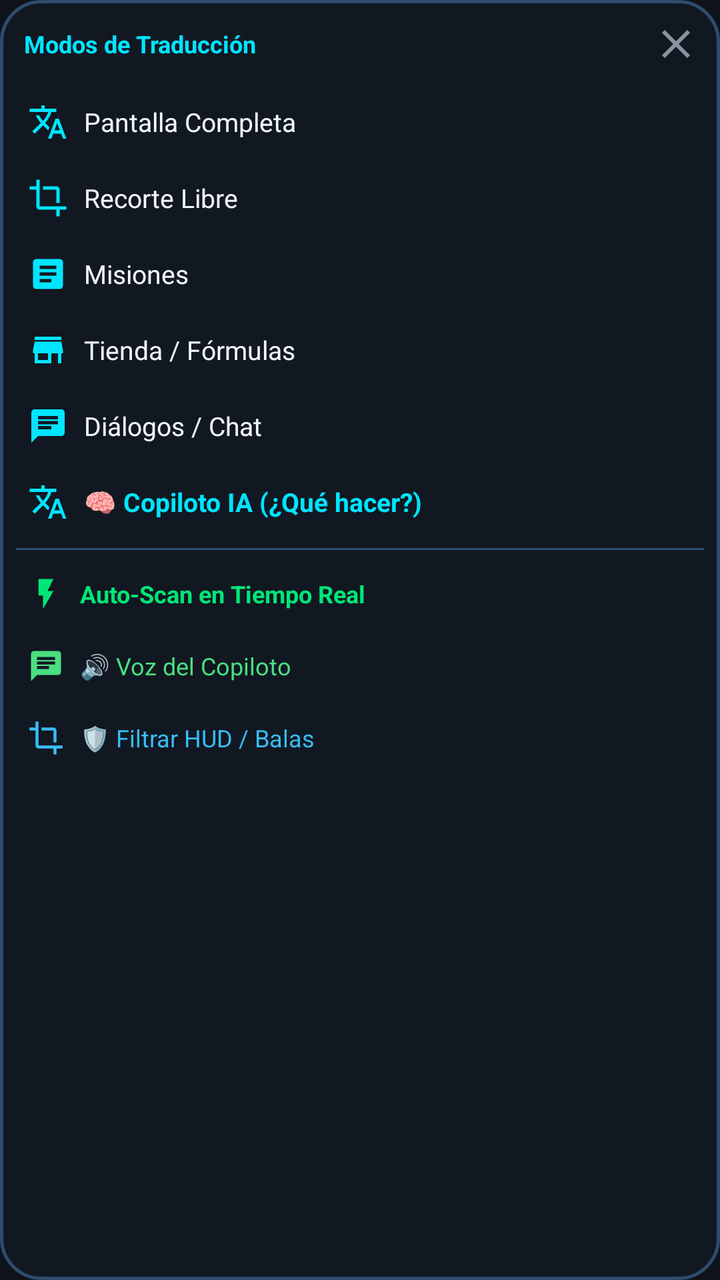
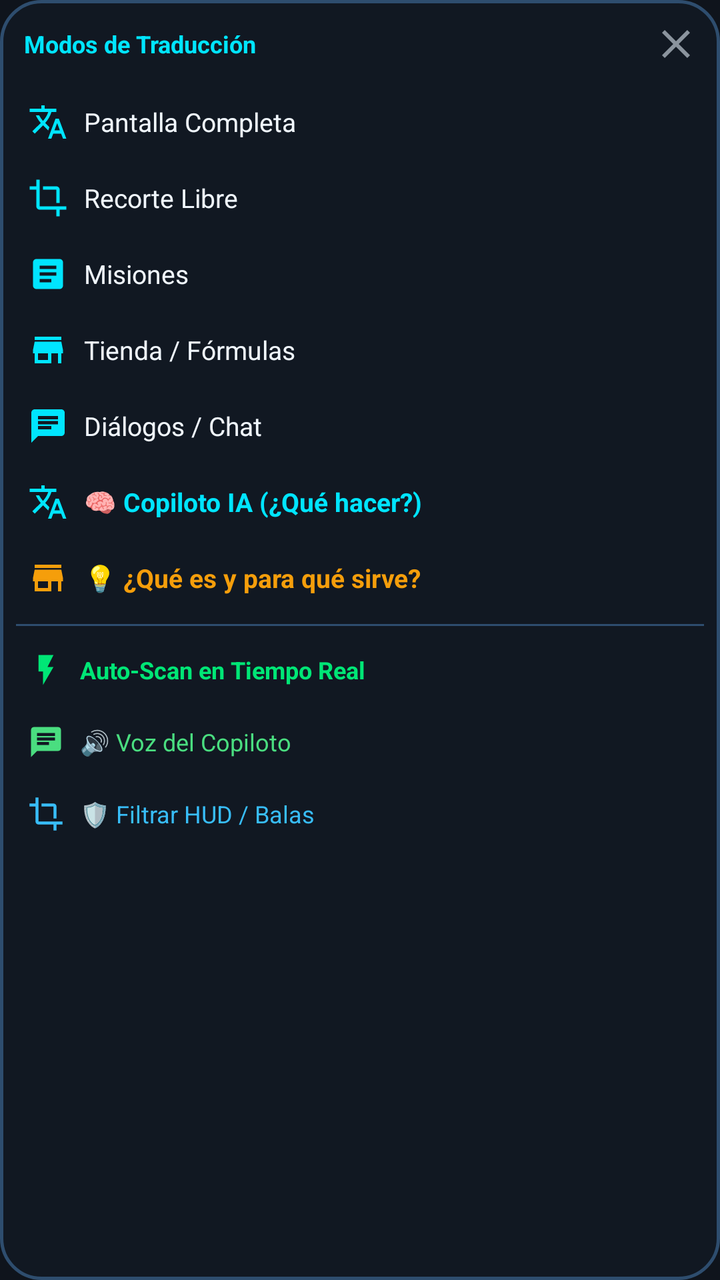

An Android layout rendered at two revisions. The XML below is the earlier revision; the diff shows what the commit changed to produce the second picture.
<!-- AndroidManifest.xml: application theme Theme.GameTranslator -->
<!-- res/layout/view_floating_menu.xml -->
<?xml version="1.0" encoding="utf-8"?>
<LinearLayout xmlns:android="http://schemas.android.com/apk/res/android"
    xmlns:app="http://schemas.android.com/apk/res-auto"
    android:id="@+id/menu_root"
    android:layout_width="wrap_content"
    android:layout_height="wrap_content"
    android:background="@drawable/bg_floating_menu"
    android:orientation="vertical"
    android:gravity="center_horizontal"
    android:padding="8dp"
    android:elevation="14dp">

    
    <LinearLayout
        android:layout_width="match_parent"
        android:layout_height="wrap_content"
        android:gravity="center_vertical"
        android:orientation="horizontal"
        android:layout_marginBottom="6dp">

        <TextView
            android:layout_width="0dp"
            android:layout_height="wrap_content"
            android:layout_weight="1"
            android:text="@string/menu_title"
            android:textColor="@color/primary"
            android:textSize="12sp"
            android:textStyle="bold"
            android:paddingStart="4dp" />

        <ImageButton
            android:id="@+id/btn_menu_close"
            android:layout_width="28dp"
            android:layout_height="28dp"
            android:background="@drawable/bg_menu_item"
            android:src="@drawable/ic_close"
            android:contentDescription="@string/btn_close" />
    </LinearLayout>

    
    <LinearLayout
        android:id="@+id/btn_mode_full"
        android:layout_width="match_parent"
        android:layout_height="38dp"
        android:gravity="center_vertical"
        android:orientation="horizontal"
        android:paddingHorizontal="6dp"
        android:background="@drawable/bg_menu_item">

        <ImageView
            android:layout_width="20dp"
            android:layout_height="20dp"
            android:src="@drawable/ic_translate" />

        <TextView
            android:layout_width="wrap_content"
            android:layout_height="wrap_content"
            android:layout_marginStart="8dp"
            android:text="@string/mode_full_screen"
            android:textColor="@color/text_primary"
            android:textSize="13sp" />
    </LinearLayout>

    
    <LinearLayout
        android:id="@+id/btn_mode_crop"
        android:layout_width="match_parent"
        android:layout_height="38dp"
        android:gravity="center_vertical"
        android:orientation="horizontal"
        android:paddingHorizontal="6dp"
        android:background="@drawable/bg_menu_item">

        <ImageView
            android:layout_width="20dp"
            android:layout_height="20dp"
            android:src="@drawable/ic_crop" />

        <TextView
            android:layout_width="wrap_content"
            android:layout_height="wrap_content"
            android:layout_marginStart="8dp"
            android:text="@string/mode_partial_crop"
            android:textColor="@color/text_primary"
            android:textSize="13sp" />
    </LinearLayout>

    
    <LinearLayout
        android:id="@+id/btn_mode_quests"
        android:layout_width="match_parent"
        android:layout_height="38dp"
        android:gravity="center_vertical"
        android:orientation="horizontal"
        android:paddingHorizontal="6dp"
        android:background="@drawable/bg_menu_item">

        <ImageView
            android:layout_width="20dp"
            android:layout_height="20dp"
            android:src="@drawable/ic_quests" />

        <TextView
            android:layout_width="wrap_content"
            android:layout_height="wrap_content"
            android:layout_marginStart="8dp"
            android:text="@string/mode_quests"
            android:textColor="@color/text_primary"
            android:textSize="13sp" />
    </LinearLayout>

    
    <LinearLayout
        android:id="@+id/btn_mode_shop"
        android:layout_width="match_parent"
        android:layout_height="38dp"
        android:gravity="center_vertical"
        android:orientation="horizontal"
        android:paddingHorizontal="6dp"
        android:background="@drawable/bg_menu_item">

        <ImageView
            android:layout_width="20dp"
            android:layout_height="20dp"
            android:src="@drawable/ic_shop" />

        <TextView
            android:layout_width="wrap_content"
            android:layout_height="wrap_content"
            android:layout_marginStart="8dp"
            android:text="@string/mode_shop"
            android:textColor="@color/text_primary"
            android:textSize="13sp" />
    </LinearLayout>

    
    <LinearLayout
        android:id="@+id/btn_mode_chat"
        android:layout_width="match_parent"
        android:layout_height="38dp"
        android:gravity="center_vertical"
        android:orientation="horizontal"
        android:paddingHorizontal="6dp"
        android:background="@drawable/bg_menu_item">

        <ImageView
            android:layout_width="20dp"
            android:layout_height="20dp"
            android:src="@drawable/ic_chat" />

        <TextView
            android:layout_width="wrap_content"
            android:layout_height="wrap_content"
            android:layout_marginStart="8dp"
            android:text="@string/mode_chat"
            android:textColor="@color/text_primary"
            android:textSize="13sp" />
    </LinearLayout>

    
    <LinearLayout
        android:id="@+id/btn_mode_copilot"
        android:layout_width="match_parent"
        android:layout_height="38dp"
        android:gravity="center_vertical"
        android:orientation="horizontal"
        android:paddingHorizontal="6dp"
        android:background="@drawable/bg_menu_item">

        <ImageView
            android:layout_width="20dp"
            android:layout_height="20dp"
            android:src="@drawable/ic_translate"
            app:tint="#00E5FF" />

        <TextView
            android:layout_width="wrap_content"
            android:layout_height="wrap_content"
            android:layout_marginStart="8dp"
            android:text="@string/menu_copilot"
            android:textColor="#00E5FF"
            android:textSize="13sp"
            android:textStyle="bold" />
    </LinearLayout>

    <View
        android:layout_width="match_parent"
        android:layout_height="1dp"
        android:background="@color/border_cyan"
        android:layout_marginVertical="4dp" />

    
    <LinearLayout
        android:id="@+id/btn_mode_realtime"
        android:layout_width="match_parent"
        android:layout_height="36dp"
        android:gravity="center_vertical"
        android:orientation="horizontal"
        android:paddingHorizontal="6dp"
        android:background="@drawable/bg_menu_item">

        <ImageView
            android:id="@+id/iv_realtime_indicator"
            android:layout_width="18dp"
            android:layout_height="18dp"
            android:src="@drawable/ic_realtime" />

        <TextView
            android:id="@+id/tv_realtime_label"
            android:layout_width="wrap_content"
            android:layout_height="wrap_content"
            android:layout_marginStart="8dp"
            android:text="@string/mode_realtime_toggle"
            android:textColor="@color/accent_green"
            android:textSize="12sp"
            android:textStyle="bold" />
    </LinearLayout>

    
    <LinearLayout
        android:id="@+id/btn_toggle_voice"
        android:layout_width="match_parent"
        android:layout_height="36dp"
        android:gravity="center_vertical"
        android:orientation="horizontal"
        android:paddingHorizontal="6dp"
        android:background="@drawable/bg_menu_item">

        <ImageView
            android:id="@+id/iv_voice_indicator"
            android:layout_width="18dp"
            android:layout_height="18dp"
            android:src="@drawable/ic_chat"
            app:tint="#4ADE80" />

        <TextView
            android:id="@+id/tv_voice_label"
            android:layout_width="wrap_content"
            android:layout_height="wrap_content"
            android:layout_marginStart="8dp"
            android:text="@string/menu_voice_toggle"
            android:textColor="#4ADE80"
            android:textSize="12sp" />
    </LinearLayout>

    
    <LinearLayout
        android:id="@+id/btn_toggle_filter"
        android:layout_width="match_parent"
        android:layout_height="36dp"
        android:gravity="center_vertical"
        android:orientation="horizontal"
        android:paddingHorizontal="6dp"
        android:background="@drawable/bg_menu_item">

        <ImageView
            android:id="@+id/iv_filter_indicator"
            android:layout_width="18dp"
            android:layout_height="18dp"
            android:src="@drawable/ic_crop"
            app:tint="#38BDF8" />

        <TextView
            android:id="@+id/tv_filter_label"
            android:layout_width="wrap_content"
            android:layout_height="wrap_content"
            android:layout_marginStart="8dp"
            android:text="@string/menu_filter_toggle"
            android:textColor="#38BDF8"
            android:textSize="12sp" />
    </LinearLayout>

</LinearLayout>
<!-- resources referenced by this layout -->
<resources>
  <color name="accent_green">#00E676</color>
  <color name="border_cyan">#2E4D6E</color>
  <color name="primary">#00E5FF</color>
  <color name="text_primary">#F0F6FC</color>
  <!-- drawable bg_menu_item (drawable) -->
  <?xml version="1.0" encoding="utf-8"?>
  <ripple xmlns:android="http://schemas.android.com/apk/res/android"
      android:color="#3300E5FF">
      <item>
          <shape android:shape="rectangle">
              <corners android:radius="8dp" />
              <solid android:color="@android:color/transparent" />
          </shape>
      </item>
  </ripple>
  <!-- drawable ic_chat (drawable) -->
  <vector xmlns:android="http://schemas.android.com/apk/res/android"
      android:width="24dp"
      android:height="24dp"
      android:viewportWidth="24"
      android:viewportHeight="24">
    <path
        android:fillColor="@color/primary"
        android:pathData="M20,2H4c-1.1,0 -1.99,0.9 -1.99,2L2,22l4,-4h14c1.1,0 2,-0.9 2,-2V4c0,-1.1 -0.9,-2 -2,-2zM6,9h12v2H6V9zm8,5H6v-2h8v2zm4,-6H6V6h12v2z"/>
  </vector>
  <!-- drawable ic_close (drawable) -->
  <vector xmlns:android="http://schemas.android.com/apk/res/android"
      android:width="24dp"
      android:height="24dp"
      android:viewportWidth="24"
      android:viewportHeight="24">
    <path
        android:fillColor="@color/text_secondary"
        android:pathData="M19,6.41L17.59,5 12,10.59 6.41,5 5,6.41 10.59,12 5,17.59 6.41,19 12,13.41 17.59,19 19,17.59 13.41,12z"/>
  </vector>
  <!-- drawable ic_crop (drawable) -->
  <vector xmlns:android="http://schemas.android.com/apk/res/android"
      android:width="24dp"
      android:height="24dp"
      android:viewportWidth="24"
      android:viewportHeight="24">
    <path
        android:fillColor="@color/primary"
        android:pathData="M17,15h2V7c0,-1.1 -0.9,-2 -2,-2H9v2h8v8zM7,17V1H5v4H1v2h4v10c0,1.1 0.9,2 2,2h10v4h2v-4h4v-2H7z"/>
  </vector>
  <!-- drawable ic_quests (drawable) -->
  <vector xmlns:android="http://schemas.android.com/apk/res/android"
      android:width="24dp"
      android:height="24dp"
      android:viewportWidth="24"
      android:viewportHeight="24">
    <path
        android:fillColor="@color/primary"
        android:pathData="M19,3H5c-1.1,0 -2,0.9 -2,2v14c0,1.1 0.9,2 2,2h14c1.1,0 2,-0.9 2,-2V5c0,-1.1 -0.9,-2 -2,-2zm-5,14H7v-2h7v2zm3,-4H7v-2h10v2zm0,-4H7V7h10v2z"/>
  </vector>
  <!-- drawable ic_realtime (drawable) -->
  <vector xmlns:android="http://schemas.android.com/apk/res/android"
      android:width="24dp"
      android:height="24dp"
      android:viewportWidth="24"
      android:viewportHeight="24">
    <path
        android:fillColor="@color/accent_green"
        android:pathData="M7,2v11h3v9l7,-12h-4l4,-8z"/>
  </vector>
  <!-- drawable ic_shop (drawable) -->
  <vector xmlns:android="http://schemas.android.com/apk/res/android"
      android:width="24dp"
      android:height="24dp"
      android:viewportWidth="24"
      android:viewportHeight="24">
    <path
        android:fillColor="@color/primary"
        android:pathData="M20,4H4v2h16V4zm1,10v-2l-1,-5H4l-1,5v2h1v6h10v-6h4v6h2v-6h1zm-9,4H6v-4h6v4z"/>
  </vector>
  <string name="btn_close">Cerrar</string>
  <string name="menu_copilot">🧠 Copiloto IA (¿Qué hacer?)</string>
  <string name="menu_filter_toggle">🛡️ Filtrar HUD / Balas</string>
  <string name="menu_title">Modos de Traducción</string>
  <string name="menu_voice_toggle">🔊 Voz del Copiloto</string>
  <string name="mode_chat">Diálogos / Chat</string>
  <string name="mode_full_screen">Pantalla Completa</string>
  <string name="mode_partial_crop">Recorte Libre</string>
  <string name="mode_quests">Misiones</string>
  <string name="mode_realtime_toggle">Auto-Scan en Tiempo Real</string>
  <string name="mode_shop">Tienda / Fórmulas</string>
  <color name="glass_overlay">#CC121924</color>
  <color name="text_secondary">#8B949E</color>
  <color name="on_primary">#001018</color>
  <color name="secondary">#00E676</color>
  <color name="on_secondary">#001C08</color>
  <color name="bg_dark">#0F141C</color>
  <!-- unchanged entries left out for length: 3 -->
</resources>

<!-- the commit's change to res/layout/view_floating_menu.xml (unified diff, before → after) -->
@@ -183,6 +183,32 @@
             android:textStyle="bold" />
     </LinearLayout>
 
+    
+    <LinearLayout
+        android:id="@+id/btn_explain_screen"
+        android:layout_width="match_parent"
+        android:layout_height="38dp"
+        android:gravity="center_vertical"
+        android:orientation="horizontal"
+        android:paddingHorizontal="6dp"
+        android:background="@drawable/bg_menu_item">
+
+        <ImageView
+            android:layout_width="20dp"
+            android:layout_height="20dp"
+            android:src="@drawable/ic_shop"
+            app:tint="#F59E0B" />
+
+        <TextView
+            android:layout_width="wrap_content"
+            android:layout_height="wrap_content"
+            android:layout_marginStart="8dp"
+            android:text="💡 ¿Qué es y para qué sirve?"
+            android:textColor="#F59E0B"
+            android:textSize="13sp"
+            android:textStyle="bold" />
+    </LinearLayout>
+
     <View
         android:layout_width="match_parent"
         android:layout_height="1dp"
